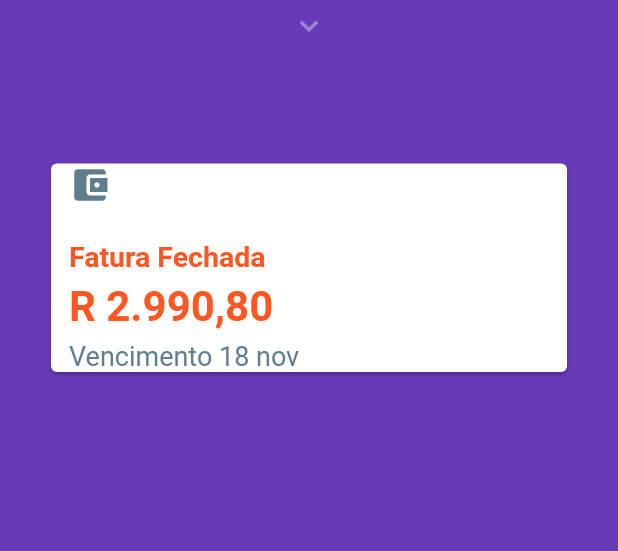
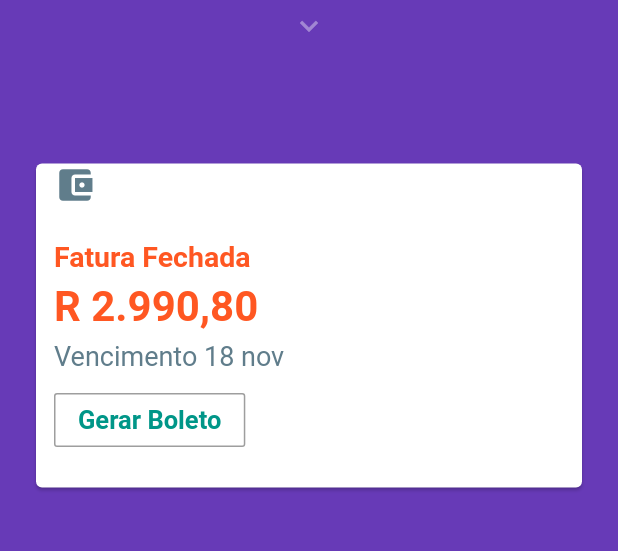
Before and after one commit to lourencofelipe/fltr-nubank, a Flutter app: the screen it shows after launch, on a phone screen of 412 x 824 dp, the part 180-731 px from its top. Run offline on Flutter 3.47's test engine with Material 2 defaults, Android fonts, the phone set to English and light mode, and no system bars.

Commit message:
Adding button

```diff
--- a/lib/pages/home-body-page.dart
+++ b/lib/pages/home-body-page.dart
@@ -5,7 +5,7 @@ class HomeBody extends StatelessWidget {
   Widget build(BuildContext context) {
     return Container(
       child: Padding(
-        padding: EdgeInsets.only(left: 30, right: 30),
+        padding: EdgeInsets.only(left: 20, right: 20),
         child: Column(
           crossAxisAlignment: CrossAxisAlignment.start,
           children: <Widget>[
@@ -104,6 +104,45 @@ class HomeBody extends StatelessWidget {
                               ),
                             ],
                           ),
+                          SizedBox(
+                            height: 8,
+                          ),
+                          Row(
+                            children: <Widget>[
+                              Container(
+                                decoration: BoxDecoration(
+                                  borderRadius: BorderRadius.all(
+                                    Radius.circular(3),
+                                  ),
+                                ),
+                                child: OutlineButton(
+                                  borderSide: BorderSide(
+                                    color: Colors.grey,
+                                    style: BorderStyle.solid,
+                                    width: 1,
+                                  ),
+                                  child: Row(
+                                    mainAxisAlignment:
+                                        MainAxisAlignment.spaceBetween,
+                                    children: <Widget>[
+                                      Text(
+                                        "Gerar Boleto",
+                                        textAlign: TextAlign.center,
+                                        style: TextStyle(
+                                            fontSize: 17,
+                                            fontWeight: FontWeight.bold,
+                                            color: Colors.teal),
+                                      ),
+                                    ],
+                                  ),
+                                  onPressed: () {},
+                                ),
+                              ),
+                            ],
+                          ),
+                          SizedBox(
+                            height: 21,
+                          ),
                         ],
                       ),
                     ],
```
